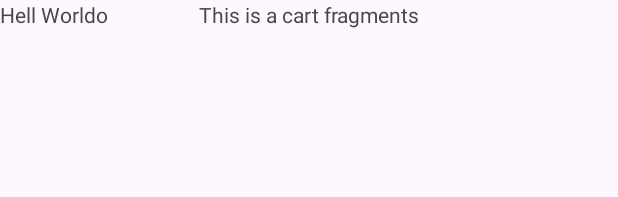
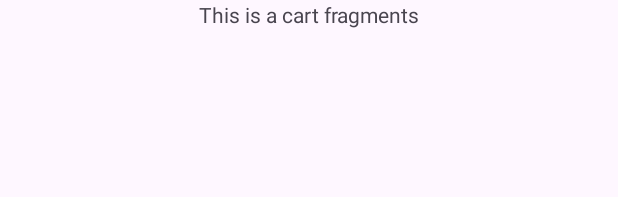
Before and after one commit to krishnaher0/kotlintask, an Android app: the layout fragment_cart.xml on its own in the app's theme, with its tools: preview values and no code run, on a phone screen of 412 x 824 dp. Shown: the top 197 px of the screen. Run offline under Robolectric (Android 15) with nearby library versions, the phone set to English and light mode, and no system bars.

Commit message:
Changes in the fragent cart.xml

```diff
--- a/src/main/res/layout/fragment_cart.xml
+++ b/src/main/res/layout/fragment_cart.xml
@@ -13,10 +13,5 @@
         android:textAlignment="center"
         android:text="@string/this_is_a_cart_fragments" />
 
-    <TextView
-        android:id="@+id/textView"
-        android:layout_width="198dp"
-        android:layout_height="147dp"
-        android:text="Hell Worldo" />
 
 </FrameLayout>
```
